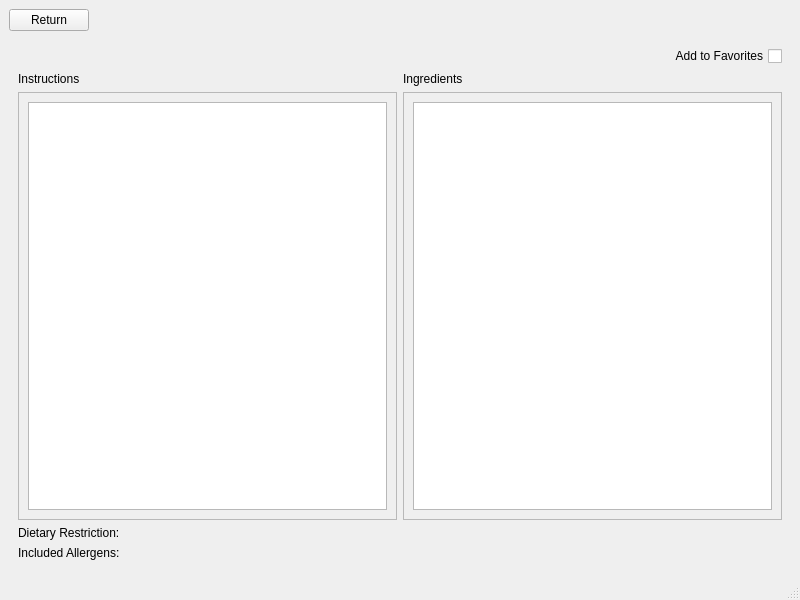
The window that recipeapp.ui (Blake1412/Qt-Recipe-Application) describes before a commit, drawn with Qt 5.
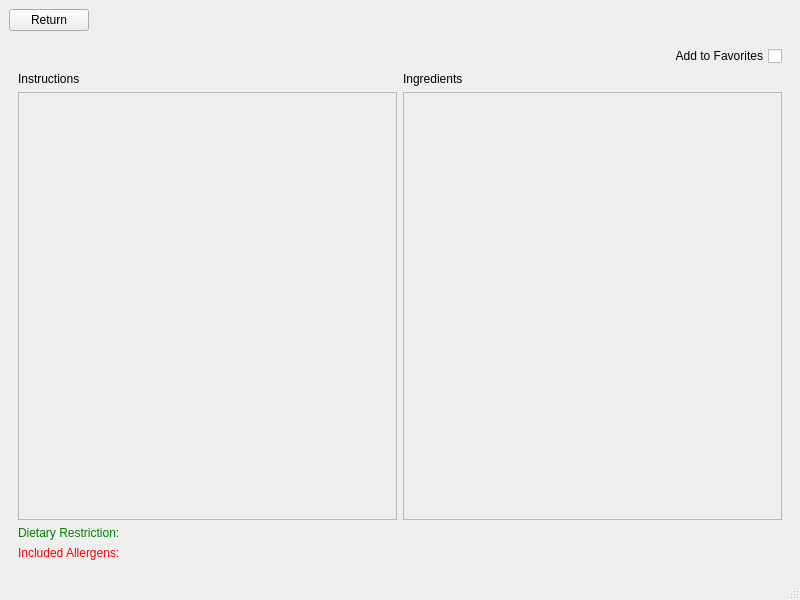
The same window after the commit.

```diff
--- a/recipeapp.ui
+++ b/recipeapp.ui
@@ -363,11 +363,21 @@
            </property>
            <layout class="QVBoxLayout" name="verticalLayout_7">
             <item>
-             <widget class="QListWidget" name="listWidget_2">
-              <property name="selectionMode">
-               <enum>QAbstractItemView::NoSelection</enum>
-              </property>
-             </widget>
+             <layout class="QVBoxLayout" name="ingredientsListLayout">
+              <item>
+               <spacer name="verticalSpacer_4">
+                <property name="orientation">
+                 <enum>Qt::Vertical</enum>
+                </property>
+                <property name="sizeHint" stdset="0">
+                 <size>
+                  <width>20</width>
+                  <height>40</height>
+                 </size>
+                </property>
+               </spacer>
+              </item>
+             </layout>
             </item>
            </layout>
           </widget>
@@ -395,14 +405,21 @@
            </property>
            <layout class="QVBoxLayout" name="verticalLayout_6">
             <item>
-             <widget class="QListWidget" name="listWidget">
-              <property name="sizePolicy">
-               <sizepolicy hsizetype="Expanding" vsizetype="Expanding">
-                <horstretch>0</horstretch>
-                <verstretch>0</verstretch>
-               </sizepolicy>
-              </property>
-             </widget>
+             <layout class="QVBoxLayout" name="instructionsListLayout">
+              <item>
+               <spacer name="verticalSpacer_3">
+                <property name="orientation">
+                 <enum>Qt::Vertical</enum>
+                </property>
+                <property name="sizeHint" stdset="0">
+                 <size>
+                  <width>20</width>
+                  <height>40</height>
+                 </size>
+                </property>
+               </spacer>
+              </item>
+             </layout>
             </item>
            </layout>
           </widget>
@@ -412,6 +429,10 @@
          <layout class="QVBoxLayout" name="verticalLayout_8">
           <item>
            <widget class="QLabel" name="dietaryLabel">
+            <property name="styleSheet">
+             <string notr="true">color: green;
+</string>
+            </property>
             <property name="text">
              <string>Dietary Restriction: </string>
             </property>
@@ -419,6 +440,9 @@
           </item>
           <item>
            <widget class="QLabel" name="allergenLabel">
+            <property name="styleSheet">
+             <string notr="true">color: red;</string>
+            </property>
             <property name="text">
              <string>Included Allergens:</string>
             </property>
```
Left out of the diff: 45 changed lines with no effect on the pictures.
